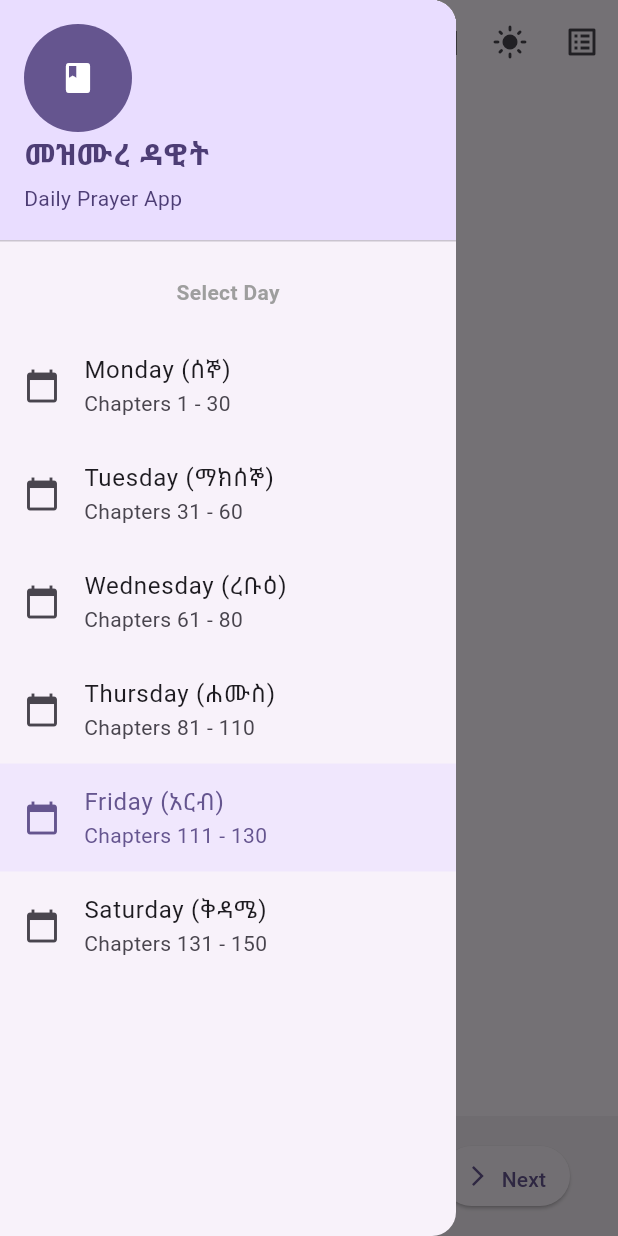
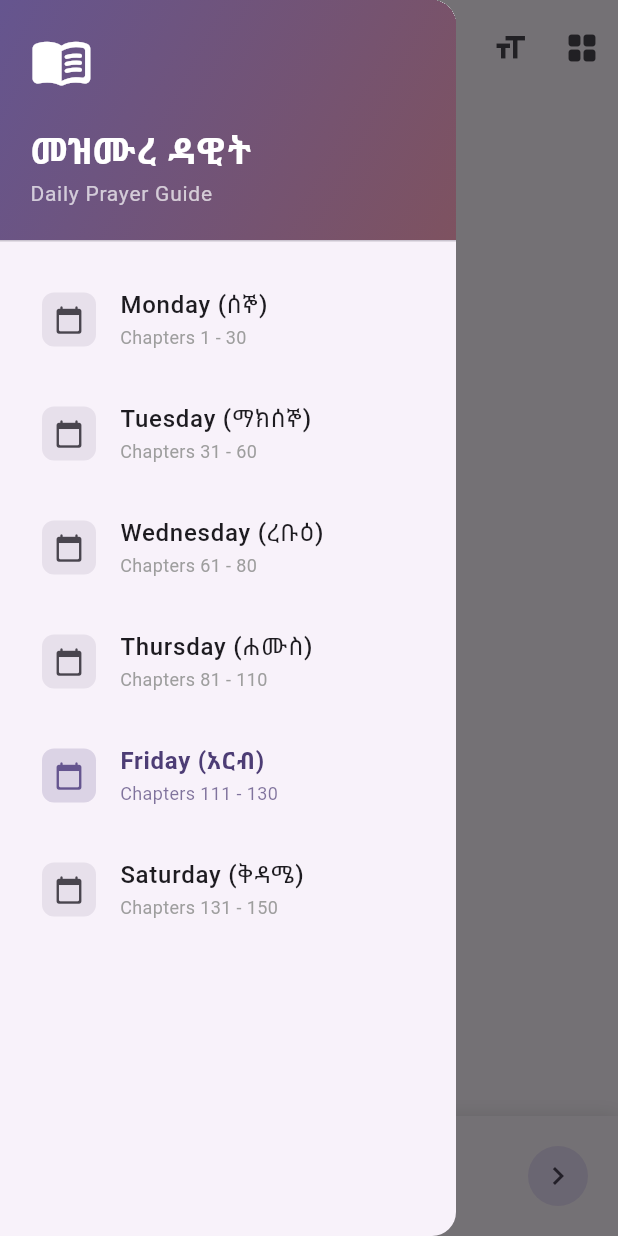
Before and after one commit to EOTCOpenSource/mezmuredawit, a Flutter app: the screen it shows after launch, with the side drawer open, on a phone screen of 412 x 824 dp. Run offline on Flutter 3.47's test engine with Material 3 defaults, Android fonts, the phone set to English and light mode, and no system bars.

Commit message:
updated ui

```diff
--- a/lib/main.dart
+++ b/lib/main.dart
@@ -3,8 +3,10 @@ import 'package:flutter/material.dart';
 import 'package:flutter/services.dart';
 
 final ValueNotifier<ThemeMode> themeNotifier = ValueNotifier(ThemeMode.system);
+final ValueNotifier<double> fontSizeNotifier = ValueNotifier(18.0);
 
 void main() {
+  WidgetsFlutterBinding.ensureInitialized();
   runApp(const PrayerApp());
 }
 
@@ -15,28 +17,22 @@ class PrayerApp extends StatelessWidget {
   Widget build(BuildContext context) {
     return ValueListenableBuilder<ThemeMode>(
       valueListenable: themeNotifier,
-      builder: (_, ThemeMode currentMode, __) {
+      builder: (_, currentMode, __) {
         return MaterialApp(
           title: 'Mezmure Dawit',
           debugShowCheckedModeBanner: false,
           theme: ThemeData(
+            useMaterial3: true,
             colorScheme: ColorScheme.fromSeed(
               seedColor: const Color(0xFF6750A4),
               brightness: Brightness.light,
             ),
-            useMaterial3: true,
-            appBarTheme: const AppBarTheme(
-              centerTitle: true,
-            ),
           ),
           darkTheme: ThemeData(
+            useMaterial3: true,
             colorScheme: ColorScheme.fromSeed(
               seedColor: const Color(0xFF6750A4),
               brightness: Brightness.dark,
-            ),
-            useMaterial3: true,
-            appBarTheme: const AppBarTheme(
-              centerTitle: true,
             ),
           ),
           themeMode: currentMode,
@@ -47,14 +43,12 @@ class PrayerApp extends StatelessWidget {
   }
 }
 
+// --- Data Models (Keep your existing logic) ---
 class Verse {
   final int verse;
   final String text;
   Verse({required this.verse, required this.text});
-  factory Verse.fromJson(Map<String, dynamic> json) => Verse(
-        verse: json['verse'],
-        text: json['text'],
-      );
+  factory Verse.fromJson(Map<String, dynamic> json) => Verse(verse: json['verse'], text: json['text']);
 }
 
 class Section {
@@ -93,9 +87,9 @@ final List<DayConfig> days = [
   DayConfig('Saturday (ቅዳሜ)', 131, 150),
   ];
 
+  // --- Main UI ---
   class HomePage extends StatefulWidget {
   const HomePage({Key? key}) : super(key: key);
-
   @override
   State<HomePage> createState() => _HomePageState();
   }
@@ -103,10 +97,9 @@ class HomePage extends StatefulWidget {
   class _HomePageState extends State<HomePage> {
   List<Chapter> _chapters = [];
   bool _isLoading = true;
-  String _bookNameAm = 'መዝሙረ ዳዊት';
-
   DayConfig? _selectedDay;
   int _currentChapterNumber = 1;
+  final ScrollController _scrollController = ScrollController();
 
   @override
   void initState() {
@@ -118,34 +111,22 @@ class _HomePageState extends State<HomePage> {
     try {
       final String jsonString = await rootBundle.loadString('assets/psalms.json');
       final Map<String, dynamic> jsonData = jsonDecode(jsonString);
-
       setState(() {
-        _bookNameAm = jsonData['book_name_am'] ?? 'መዝሙረ ዳዊት';
         final chaptersData = jsonData['chapters'] as List?;
         if (chaptersData != null) {
           _chapters = chaptersData.map((c) => Chapter.fromJson(c)).toList();
         }
-
-        // Auto-select day based on current weekday
         _autoSelectDay();
         _isLoading = false;
       });
     } catch (e) {
-      debugPrint('Error loading JSON: $e');
-      setState(() {
-        _isLoading = false;
-      });
+      setState(() => _isLoading = false);
     }
   }
 
   void _autoSelectDay() {
-    int weekday = DateTime.now().weekday; // 1 = Monday, 7 = Sunday
-    if (weekday >= 1 && weekday <= 6) {
-      _selectDay(days[weekday - 1]);
-    } else {
-      // It's Sunday (7), fallback to Monday or just show Monday by default
-      _selectDay(days[0]);
-    }
+    int weekday = DateTime.now().weekday;
+    _selectDay(weekday >= 1 && weekday <= 6 ? days[weekday - 1] : days[0]);
   }
 
   void _selectDay(DayConfig day) {
@@ -153,257 +134,299 @@ class _HomePageState extends State<HomePage> {
       _selectedDay = day;
       _currentChapterNumber = day.startChapter;
     });
+    if (_scrollController.hasClients) {
+      _scrollController.animateTo(0, duration: const Duration(milliseconds: 300), curve: Curves.easeOut);
+    }
   }
 
   void _changeChapter(int newChapter) {
-    if (_selectedDay == null) return;
     if (newChapter >= _selectedDay!.startChapter && newChapter <= _selectedDay!.endChapter) {
-      setState(() {
-        _currentChapterNumber = newChapter;
-      });
+      setState(() => _currentChapterNumber = newChapter);
+      if (_scrollController.hasClients) {
+        _scrollController.animateTo(0, duration: const Duration(milliseconds: 300), curve: Curves.easeIn);
       }
     }
-
-  void _showChapterSelector() {
-    if (_selectedDay == null) return;
-
-    showModalBottomSheet(
-      context: context,
-      shape: const RoundedRectangleBorder(
-        borderRadius: BorderRadius.vertical(top: Radius.circular(20)),
-      ),
-      builder: (context) {
-        return Column(
-          children: [
-            Padding(
-              padding: const EdgeInsets.all(16.0),
-              child: Text(
-                'Select Chapter',
-                style: Theme.of(context).textTheme.titleLarge,
-              ),
-            ),
-            Expanded(
-              child: ListView.builder(
-                itemCount: _selectedDay!.endChapter - _selectedDay!.startChapter + 1,
-                itemBuilder: (context, index) {
-                  int chapterNum = _selectedDay!.startChapter + index;
-                  return ListTile(
-                    title: Text('Chapter $chapterNum'),
-                    trailing: _currentChapterNumber == chapterNum
-                        ? const Icon(Icons.check, color: Colors.deepPurple)
-                        : null,
-                    onTap: () {
-                      _changeChapter(chapterNum);
-                      Navigator.pop(context);
-                    },
-                  );
-                },
-              ),
-            ),
-          ],
-        );
-      },
-    );
   }
 
   @override
   Widget build(BuildContext context) {
     Chapter? currentChapter;
     if (_chapters.isNotEmpty) {
-      try {
-        currentChapter = _chapters.firstWhere((c) => c.chapter == _currentChapterNumber);
-      } catch (e) {
-        currentChapter = null;
-      }
+      currentChapter = _chapters.firstWhere((c) => c.chapter == _currentChapterNumber, orElse: () => _chapters.first);
     }
 
+    double progress = _selectedDay == null
+        ? 0
+        : (_currentChapterNumber - _selectedDay!.startChapter + 1) / (_selectedDay!.endChapter - _selectedDay!.startChapter + 1);
+
     return Scaffold(
-      appBar: AppBar(
-        title: Text(_selectedDay != null ? '${_selectedDay!.name} - Ch $_currentChapterNumber' : _bookNameAm),
+      body: _isLoading
+          ? const Center(child: CircularProgressIndicator())
+          : CustomScrollView(
+              controller: _scrollController,
+              slivers: [
+                SliverAppBar.large(
+                  title: Text(_selectedDay?.name ?? 'መዝሙረ ዳዊት'),
                   actions: [
-          ValueListenableBuilder<ThemeMode>(
-            valueListenable: themeNotifier,
-            builder: (context, currentMode, child) {
-              return IconButton(
-                icon: Icon(
-                  currentMode == ThemeMode.light
-                      ? Icons.dark_mode
-                      : Icons.light_mode,
+                    IconButton(
+                      icon: const Icon(Icons.format_size),
+                      onPressed: _showSettingsSheet,
                     ),
-                tooltip: 'Toggle Theme',
-                onPressed: () {
-                  if (currentMode == ThemeMode.light) {
-                    themeNotifier.value = ThemeMode.dark;
-                  } else if (currentMode == ThemeMode.dark) {
-                    themeNotifier.value = ThemeMode.light;
-                  } else {
-                    final brightness = MediaQuery.of(context).platformBrightness;
-                    themeNotifier.value = brightness == Brightness.dark
-                        ? ThemeMode.light
-                        : ThemeMode.dark;
+                    IconButton(
+                      icon: const Icon(Icons.grid_view_rounded),
+                      onPressed: _showChapterSelector,
+                    ),
+                  ],
+                  bottom: PreferredSize(
+                    preferredSize: const Size.fromHeight(4),
+                    child: LinearProgressIndicator(value: progress, minHeight: 4, backgroundColor: Colors.transparent),
+                  ),
+                ),
+                if (currentChapter != null)
+                  SliverPadding(
+                    padding: const EdgeInsets.symmetric(horizontal: 20, vertical: 10),
+                    sliver: SliverList(
+                      delegate: SliverChildBuilderDelegate(
+                        (context, index) => _buildSection(currentChapter!.sections[index]),
+                        childCount: currentChapter.sections.length,
+                      ),
+                    ),
+                  ),
+                const SliverToBoxAdapter(child: SizedBox(height: 100)),
+              ],
+            ),
+      drawer: _buildDrawer(),
+      bottomSheet: _buildBottomNav(),
+    );
   }
-                },
+
+  Widget _buildSection(Section section) {
+    return Column(
+      crossAxisAlignment: CrossAxisAlignment.start,
+      children: [
+        if (section.title.isNotEmpty)
+          Padding(
+            padding: const EdgeInsets.symmetric(vertical: 24),
+            child: Center(
+              child: Text(
+                section.title,
+                textAlign: TextAlign.center,
+                style: TextStyle(
+                  fontSize: 22,
+                  fontWeight: FontWeight.w900,
+                  color: Theme.of(context).colorScheme.primary,
+                  letterSpacing: 1.2,
+                ),
+              ),
+            ),
+          ),
+        ValueListenableBuilder<double>(
+          valueListenable: fontSizeNotifier,
+          builder: (context, fontSize, _) {
+            return Column(
+              children: section.verses.map((v) => _buildVerseTile(v, fontSize)).toList(),
             );
           },
         ),
-          IconButton(
-            icon: const Icon(Icons.list_alt),
-            tooltip: 'Choose Chapter',
-            onPressed: _showChapterSelector,
-          )
+      ],
+    );
+  }
+
+  Widget _buildVerseTile(Verse verse, double fontSize) {
+    return Padding(
+      padding: const EdgeInsets.only(bottom: 16),
+      child: Row(
+        crossAxisAlignment: CrossAxisAlignment.start,
+        children: [
+          CircleAvatar(
+            radius: 12,
+            backgroundColor: Theme.of(context).colorScheme.secondaryContainer,
+            child: Text('${verse.verse}', style: const TextStyle(fontSize: 10, fontWeight: FontWeight.bold)),
+          ),
+          const SizedBox(width: 12),
+          Expanded(
+            child: Text(
+              verse.text,
+              style: TextStyle(fontSize: fontSize, height: 1.6, fontWeight: FontWeight.w400),
+            ),
+          ),
         ],
       ),
-      drawer: Drawer(
+    );
+  }
+
+  Widget _buildBottomNav() {
+    if (_selectedDay == null) return const SizedBox.shrink();
+    return Container(
+      padding: const EdgeInsets.all(16),
+      decoration: BoxDecoration(
+        color: Theme.of(context).colorScheme.surface,
+        boxShadow: [BoxShadow(color: Colors.black12, blurRadius: 10)],
+      ),
+      child: Row(
+        mainAxisAlignment: MainAxisAlignment.spaceBetween,
+        children: [
+          IconButton.filledTonal(
+            onPressed: _currentChapterNumber > _selectedDay!.startChapter ? () => _changeChapter(_currentChapterNumber - 1) : null,
+            icon: const Icon(Icons.chevron_left),
+          ),
+          Text('Chapter $_currentChapterNumber', style: const TextStyle(fontWeight: FontWeight.bold)),
+          IconButton.filledTonal(
+            onPressed: _currentChapterNumber < _selectedDay!.endChapter ? () => _changeChapter(_currentChapterNumber + 1) : null,
+            icon: const Icon(Icons.chevron_right),
+          ),
+        ],
+      ),
+    );
+  }
+
+  void _showSettingsSheet() {
+    showModalBottomSheet(
+      context: context,
+      builder: (context) => Padding(
+        padding: const EdgeInsets.all(24.0),
         child: Column(
+          mainAxisSize: MainAxisSize.min,
           children: [
-            UserAccountsDrawerHeader(
-              decoration: BoxDecoration(
-                color: Theme.of(context).colorScheme.primaryContainer,
-              ),
-              accountName: Text(
-                _bookNameAm,
-                style: TextStyle(
-                  color: Theme.of(context).colorScheme.onPrimaryContainer,
-                  fontSize: 20,
-                  fontWeight: FontWeight.bold,
+            const Text("Adjust Reading Experience", style: TextStyle(fontWeight: FontWeight.bold)),
+            const SizedBox(height: 20),
+            ValueListenableBuilder<double>(
+              valueListenable: fontSizeNotifier,
+              builder: (context, val, _) => Slider(
+                value: val,
+                min: 14, max: 32,
+                onChanged: (v) => fontSizeNotifier.value = v,
               ),
             ),
-              accountEmail: Text(
-                'Daily Prayer App',
-                style: TextStyle(
-                  color: Theme.of(context).colorScheme.onPrimaryContainer,
+            ListTile(
+              leading: const Icon(Icons.brightness_6),
+              title: const Text("Toggle Dark Mode"),
+              onTap: () {
+                themeNotifier.value = themeNotifier.value == ThemeMode.light ? ThemeMode.dark : ThemeMode.light;
+              },
+            ),
+          ],
         ),
       ),
-              currentAccountPicture: CircleAvatar(
-                backgroundColor: Theme.of(context).colorScheme.primary,
-                child: const Icon(Icons.book, color: Colors.white),
+    );
+  }
+
+  void _showChapterSelector() {
+     showModalBottomSheet(
+      context: context,
+      isScrollControlled: true,
+      builder: (context) => DraggableScrollableSheet(
+        initialChildSize: 0.6,
+        expand: false,
+        builder: (_, controller) => GridView.builder(
+          controller: controller,
+          padding: const EdgeInsets.all(20),
+          gridDelegate: const SliverGridDelegateWithFixedCrossAxisCount(crossAxisCount: 5, mainAxisSpacing: 10, crossAxisSpacing: 10),
+          itemCount: _selectedDay!.endChapter - _selectedDay!.startChapter + 1,
+          itemBuilder: (context, index) {
+            int ch = _selectedDay!.startChapter + index;
+            bool isCurrent = ch == _currentChapterNumber;
+            return InkWell(
+              onTap: () { _changeChapter(ch); Navigator.pop(context); },
+              child: Container(
+                decoration: BoxDecoration(
+                  color: isCurrent ? Theme.of(context).colorScheme.primary : Theme.of(context).colorScheme.surfaceVariant,
+                  borderRadius: BorderRadius.circular(8),
                 ),
+                alignment: Alignment.center,
+                child: Text('$ch', style: TextStyle(color: isCurrent ? Colors.white : null, fontWeight: FontWeight.bold)),
               ),
-            const Padding(
-              padding: EdgeInsets.all(16.0),
-              child: Text(
-                'Select Day',
-                style: TextStyle(fontSize: 14, fontWeight: FontWeight.bold, color: Colors.grey),
-              ),
-            ),
-            Expanded(
-              child: ListView.builder(
-                padding: EdgeInsets.zero,
-                itemCount: days.length,
-                itemBuilder: (context, index) {
-                  final day = days[index];
-                  final isSelected = _selectedDay == day;
-                  return ListTile(
-                    leading: const Icon(Icons.calendar_today),
-                    title: Text(day.name),
-                    subtitle: Text('Chapters ${day.startChapter} - ${day.endChapter}'),
-                    selected: isSelected,
-                    selectedTileColor: Theme.of(context).colorScheme.primaryContainer.withOpacity(0.5),
-                    onTap: () {
-                      _selectDay(day);
-                      Navigator.pop(context); // close drawer
-                    },
             );
           },
         ),
       ),
+    );
+  }
+
+  Widget _buildDrawer() {
+    return Drawer(
+      child: Column(
+        children: [
+          DrawerHeader(
+            padding: const EdgeInsets.all(20),
+            decoration: BoxDecoration(
+              gradient: LinearGradient(
+                colors: [
+                  Theme.of(context).colorScheme.primary,
+                  Theme.of(context).colorScheme.tertiary,
                 ],
+                begin: Alignment.topLeft,
+                end: Alignment.bottomRight,
               ),
             ),
-      body: _isLoading
-          ? const Center(child: CircularProgressIndicator())
-          : currentChapter == null
-              ? const Center(child: Text('Chapter not found.'))
-              : _buildChapterView(currentChapter),
-      bottomNavigationBar: _selectedDay == null
-          ? null
-          : BottomAppBar(
-              child: Padding(
-                padding: const EdgeInsets.symmetric(horizontal: 16.0, vertical: 8.0),
-                child: Row(
-                  mainAxisAlignment: MainAxisAlignment.spaceBetween,
+            child: const SizedBox(
+              width: double.infinity,
+              child: Column(
+                crossAxisAlignment: CrossAxisAlignment.start,
+                mainAxisAlignment: MainAxisAlignment.end,
                 children: [
-                    ElevatedButton.icon(
-                      onPressed: _currentChapterNumber > _selectedDay!.startChapter
-                          ? () => _changeChapter(_currentChapterNumber - 1)
-                          : null,
-                      icon: const Icon(Icons.arrow_back_ios, size: 16),
-                      label: const Text('Prev'),
-                      style: ElevatedButton.styleFrom(
-                        padding: const EdgeInsets.symmetric(horizontal: 16, vertical: 12),
-                      ),
+                  Icon(Icons.menu_book_rounded, color: Colors.white, size: 42),
+                  Spacer(),
+                  Text(
+                    "መዝሙረ ዳዊት",
+                    style: TextStyle(color: Colors.white, fontSize: 24, fontWeight: FontWeight.bold),
                   ),
                   Text(
-                      '${_currentChapterNumber} / ${_selectedDay!.endChapter}',
-                      style: const TextStyle(fontWeight: FontWeight.bold, fontSize: 16),
-                    ),
-                    ElevatedButton.icon(
-                      onPressed: _currentChapterNumber < _selectedDay!.endChapter
-                          ? () => _changeChapter(_currentChapterNumber + 1)
-                          : null,
-                      icon: const Icon(Icons.arrow_forward_ios, size: 16),
-                      label: const Text('Next'),
-                      style: ElevatedButton.styleFrom(
-                        padding: const EdgeInsets.symmetric(horizontal: 16, vertical: 12),
-                      ),
+                    "Daily Prayer Guide",
+                    style: TextStyle(color: Colors.white70, fontSize: 14),
                   ),
                 ],
               ),
             ),
           ),
-    );
-  }
-
-  Widget _buildChapterView(Chapter chapter) {
-    return ListView.builder(
-      padding: const EdgeInsets.all(16.0),
-      itemCount: chapter.sections.length,
-      itemBuilder: (context, sectionIndex) {
-        final section = chapter.sections[sectionIndex];
-        return Column(
-          crossAxisAlignment: CrossAxisAlignment.start,
-          children: [
-            if (section.title.isNotEmpty)
-              Padding(
-                padding: const EdgeInsets.only(top: 16.0, bottom: 8.0),
-                child: Center(
-                  child: Text(
-                    section.title,
-                    textAlign: TextAlign.center,
+          Expanded(
+            child: ListView(
+              padding: const EdgeInsets.symmetric(horizontal: 12, vertical: 8),
+              children: days.map((day) {
+                final isSelected = _selectedDay == day;
+                return Padding(
+                  padding: const EdgeInsets.only(bottom: 4.0),
+                  child: ListTile(
+                    shape: RoundedRectangleBorder(borderRadius: BorderRadius.circular(12)),
+                    tileColor: isSelected ? Theme.of(context).colorScheme.primaryContainer : Colors.transparent,
+                    title: Text(
+                      day.name,
                       style: TextStyle(
-                      fontSize: 18,
-                      fontWeight: FontWeight.bold,
-                      color: Theme.of(context).colorScheme.primary,
+                        fontWeight: isSelected ? FontWeight.bold : FontWeight.w500,
+                        color: isSelected ? Theme.of(context).colorScheme.onPrimaryContainer : null,
                       ),
                     ),
+                    subtitle: Text(
+                      'Chapters ${day.startChapter} - ${day.endChapter}',
+                      style: TextStyle(
+                        fontSize: 12,
+                        color: isSelected ? Theme.of(context).colorScheme.onPrimaryContainer.withOpacity(0.7) : Colors.grey,
                       ),
                     ),
-            ...section.verses.map((verse) => Padding(
-                  padding: const EdgeInsets.only(bottom: 8.0),
-                  child: RichText(
-                    text: TextSpan(
-                      style: Theme.of(context).textTheme.bodyLarge?.copyWith(
-                            fontSize: 18,
-                            height: 1.5,
+                    selected: isSelected,
+                    leading: Container(
+                      padding: const EdgeInsets.all(8),
+                      decoration: BoxDecoration(
+                        color: isSelected ? Theme.of(context).colorScheme.primary.withOpacity(0.2) : Theme.of(context).colorScheme.surfaceVariant,
+                        borderRadius: BorderRadius.circular(8),
                       ),
-                      children: [
-                        TextSpan(
-                          text: '${verse.verse}. ',
-                          style: TextStyle(
-                            fontWeight: FontWeight.bold,
-                            color: Theme.of(context).colorScheme.secondary,
-                            fontSize: 14,
+                      child: Icon(
+                        Icons.calendar_today_rounded,
+                        size: 20,
+                        color: isSelected ? Theme.of(context).colorScheme.primary : Theme.of(context).colorScheme.onSurfaceVariant,
                       ),
                     ),
-                        TextSpan(text: verse.text),
+                    onTap: () {
+                      _selectDay(day);
+                      Navigator.pop(context);
+                    },
+                  ),
+                );
+              }).toList(),
+            ),
+          ),
         ],
       ),
-                  ),
-                )),
-            const SizedBox(height: 16),
-          ],
-        );
-      },
     );
   }
 }
```
Lines whose indentation alone changed are shown as unchanged.
